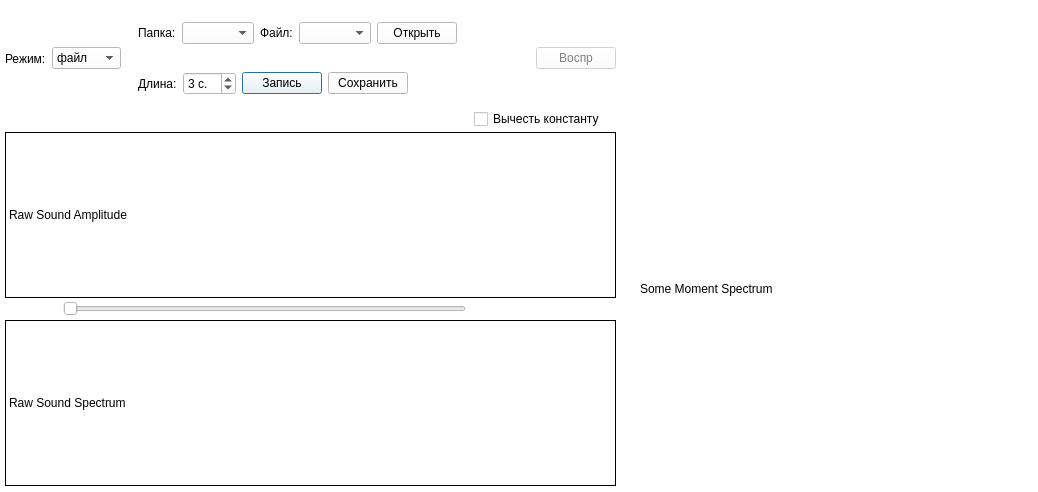
This is mainwindow.ui in AntonStark/fonoria as Qt 5 draws it before an edit. The edited form follows.
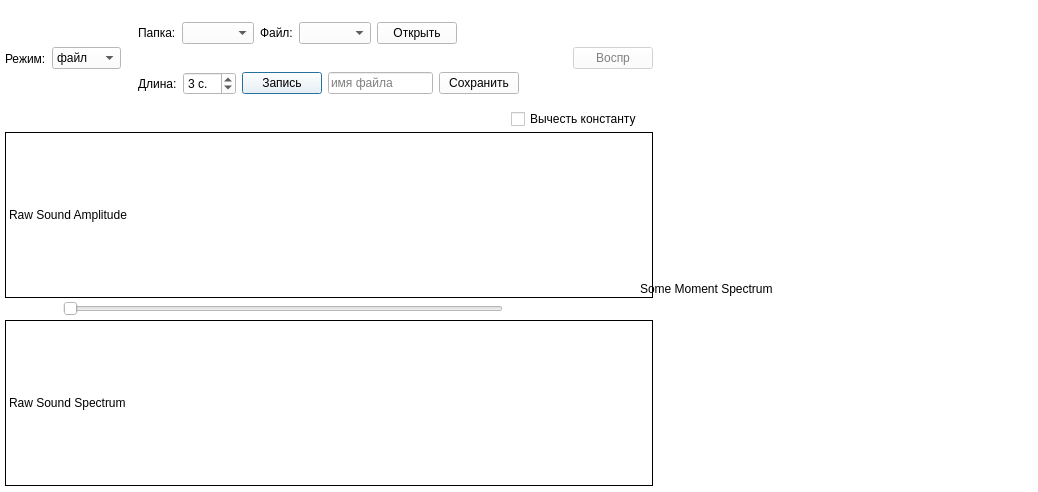
This is the edited form.

Commit message: обработка в файле process, возможность сохранения

```diff
--- a/mainwindow.ui
+++ b/mainwindow.ui
@@ -446,7 +446,7 @@
      <rect>
       <x>0</x>
       <y>0</y>
-      <width>621</width>
+      <width>658</width>
       <height>491</height>
      </rect>
     </property>
@@ -609,6 +609,22 @@
               </property>
              </widget>
             </item>
+            <item>
+             <widget class="QLineEdit" name="lineFilename">
+              <property name="minimumSize">
+               <size>
+                <width>80</width>
+                <height>0</height>
+               </size>
+              </property>
+              <property name="placeholderText">
+               <string>имя файла</string>
+              </property>
+              <property name="clearButtonEnabled">
+               <bool>false</bool>
+              </property>
+             </widget>
+            </item>
             <item>
              <widget class="QPushButton" name="btnSave">
               <property name="text">
```
The commit also changes 2 other files.
